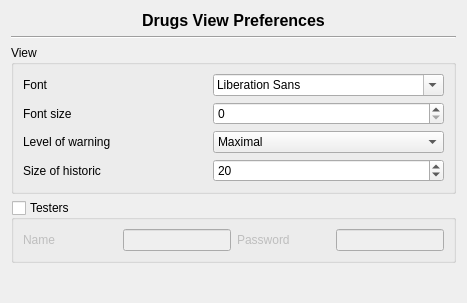
The window that plugins/drugsplugin/drugspreferences/drugsviewoptionspage.ui (FreeHealth/freehealth) describes before a commit, drawn with Qt 5.
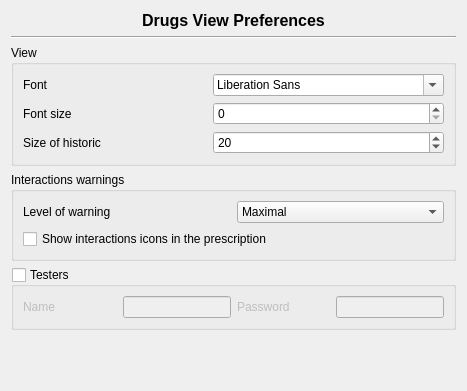
The same window after the commit.

What changed in the file:
```diff
--- a/plugins/drugsplugin/drugspreferences/drugsviewoptionspage.ui
+++ b/plugins/drugsplugin/drugspreferences/drugsviewoptionspage.ui
@@ -7,7 +7,7 @@
     <x>0</x>
     <y>0</y>
     <width>467</width>
-    <height>303</height>
+    <height>391</height>
    </rect>
   </property>
   <property name="windowTitle">
@@ -91,38 +91,6 @@
         </property>
        </widget>
       </item>
-      <item row="3" column="0">
-       <widget class="QLabel" name="label_7">
-        <property name="text">
-         <string>Level of warning</string>
-        </property>
-       </widget>
-      </item>
-      <item row="3" column="1">
-       <widget class="QComboBox" name="levelOfWarningCombo">
-        <property name="sizePolicy">
-         <sizepolicy hsizetype="Preferred" vsizetype="Preferred">
-          <horstretch>0</horstretch>
-          <verstretch>0</verstretch>
-         </sizepolicy>
-        </property>
-        <item>
-         <property name="text">
-          <string>Maximal</string>
-         </property>
-        </item>
-        <item>
-         <property name="text">
-          <string>Moderate</string>
-         </property>
-        </item>
-        <item>
-         <property name="text">
-          <string>Minimal</string>
-         </property>
-        </item>
-       </widget>
-      </item>
       <item row="1" column="1">
        <widget class="QFontComboBox" name="viewFontCombo">
         <property name="sizePolicy">
@@ -158,14 +126,14 @@
         </property>
        </widget>
       </item>
-      <item row="4" column="0">
+      <item row="3" column="0">
        <widget class="QLabel" name="label_6">
         <property name="text">
          <string>Size of historic</string>
         </property>
        </widget>
       </item>
-      <item row="4" column="1">
+      <item row="3" column="1">
        <widget class="QSpinBox" name="historicSizeSpin">
         <property name="sizePolicy">
          <sizepolicy hsizetype="Minimum" vsizetype="Preferred">
@@ -181,7 +149,7 @@
      </layout>
     </widget>
    </item>
-   <item row="3" column="0">
+   <item row="4" column="0">
     <widget class="QGroupBox" name="testerBox">
      <property name="title">
       <string>Testers</string>
@@ -232,7 +200,7 @@
      </layout>
     </widget>
    </item>
-   <item row="4" column="0">
+   <item row="5" column="0">
     <spacer name="verticalSpacer">
      <property name="orientation">
       <enum>Qt::Vertical</enum>
@@ -245,6 +213,54 @@
      </property>
     </spacer>
    </item>
+   <item row="3" column="0">
+    <widget class="QGroupBox" name="groupBox">
+     <property name="title">
+      <string>Interactions warnings</string>
+     </property>
+     <layout class="QGridLayout" name="gridLayout">
+      <item row="0" column="0">
+       <widget class="QLabel" name="label_7">
+        <property name="text">
+         <string>Level of warning</string>
+        </property>
+       </widget>
+      </item>
+      <item row="0" column="1">
+       <widget class="QComboBox" name="levelOfWarningCombo">
+        <property name="sizePolicy">
+         <sizepolicy hsizetype="Preferred" vsizetype="Preferred">
+          <horstretch>0</horstretch>
+          <verstretch>0</verstretch>
+         </sizepolicy>
+        </property>
+        <item>
+         <property name="text">
+          <string>Maximal</string>
+         </property>
+        </item>
+        <item>
+         <property name="text">
+          <string>Moderate</string>
+         </property>
+        </item>
+        <item>
+         <property name="text">
+          <string>Minimal</string>
+         </property>
+        </item>
+       </widget>
+      </item>
+      <item row="1" column="0" colspan="2">
+       <widget class="QCheckBox" name="showIconsCheck">
+        <property name="text">
+         <string>Show interactions icons in the prescription</string>
+        </property>
+       </widget>
+      </item>
+     </layout>
+    </widget>
+   </item>
   </layout>
  </widget>
  <resources/>
```
